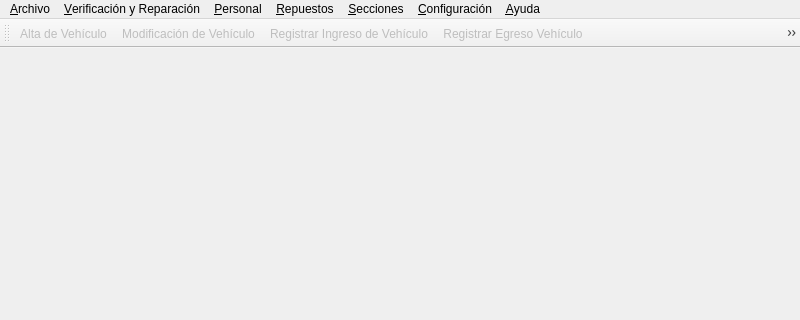
Before: the Qt Designer form src/ui/MainWindowExample.ui in guilleurrutia10/division-transporte, drawn with Qt 5; both pictures show x 0 to 800 and y 0 to 320 of the 800 by 600 pixel window.
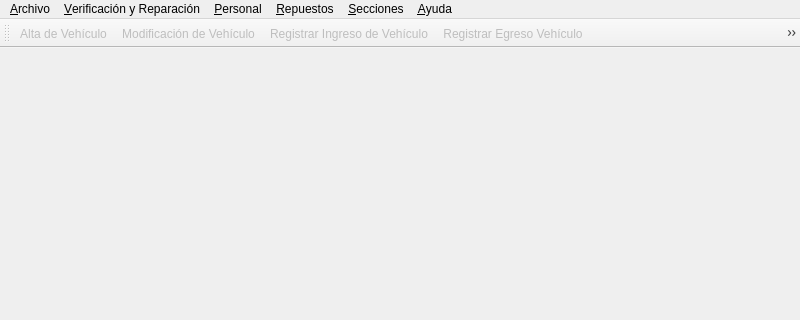
After: the same form once the commit is applied. Icons and pictures are not drawn.

What changed in the file:
```diff
--- a/src/ui/MainWindowExample.ui
+++ b/src/ui/MainWindowExample.ui
@@ -142,12 +142,6 @@
     <addaction name="separator"/>
     <addaction name="actionListados_de_Seccion"/>
    </widget>
-   <widget class="QMenu" name="menuConfiguracion">
-    <property name="title">
-     <string>&amp;Configuración</string>
-    </property>
-    <addaction name="actionPreferencias"/>
-   </widget>
    <widget class="QMenu" name="menuAyuda">
     <property name="title">
      <string>&amp;Ayuda</string>
@@ -159,7 +153,6 @@
    <addaction name="menuPersonal"/>
    <addaction name="menuRepuestos"/>
    <addaction name="menuSecciones"/>
-   <addaction name="menuConfiguracion"/>
    <addaction name="menuAyuda"/>
   </widget>
   <widget class="QStatusBar" name="statusbar"/>
```
Left out of the diff: 2 changed lines with no effect on the pictures.
